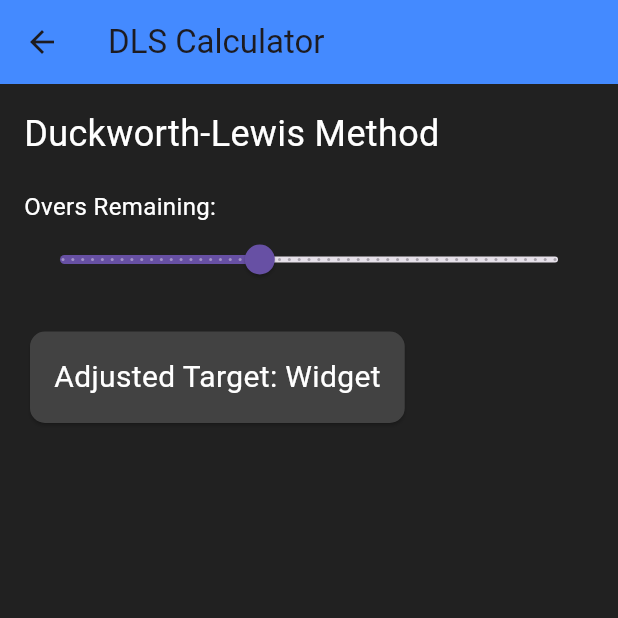
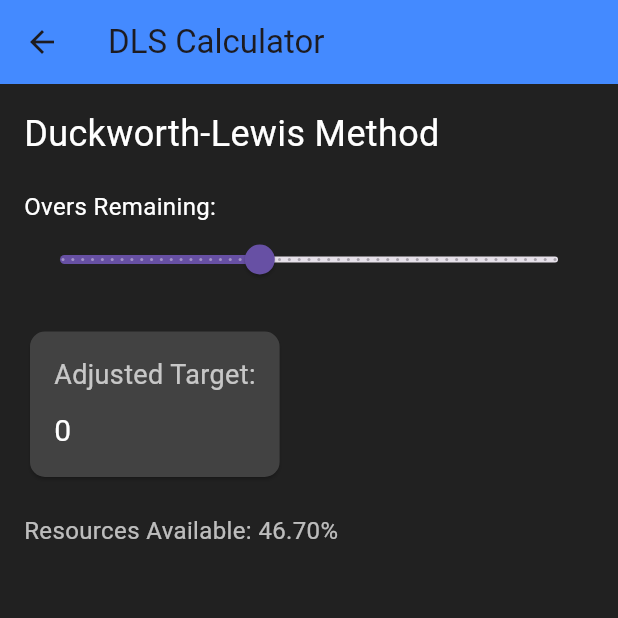
Before and after one commit to waleedahmedja/score247, a Flutter app: the DLSScreen screen opened directly with empty values, on a phone screen of 412 x 824 dp, the top half of it. Run offline on Flutter 3.47's test engine with Material 3 defaults, Android fonts, the phone set to English and light mode, and no system bars.

Commit message:
Update dls_screen.dart

```diff
--- a/lib/screens/dls_screen.dart
+++ b/lib/screens/dls_screen.dart
@@ -1,4 +1,3 @@
-// dls_screen.dart
 import 'package:flutter/material.dart';
 import '../models/dls_calculator.dart';
 
@@ -12,17 +11,36 @@ class DLSScreen extends StatefulWidget {
 }
 
 class _DLSScreenState extends State<DLSScreen> {
-  int oversRemaining = 20;
+  int oversRemaining = 20; // Default value for overs remaining
   double resourcesAvailable = 46.7; // Default resources for 20 overs
+  late int adjustedTarget; // Adjusted target score
+
+  @override
+  void initState() {
+    super.initState();
+    _calculateAdjustedTarget(); // Calculate initial target
+  }
+
+  // Function to calculate the adjusted target
+  void _calculateAdjustedTarget() {
+    try {
+      // Ensure valid inputs for team1Score and oversRemaining
+      if (widget.team1Score < 0 || oversRemaining < 0 || oversRemaining > 50) {
+        throw ArgumentError("Invalid inputs for DLS calculation");
+      }
+
+      resourcesAvailable = DLSCalculator.getResourcePercentage(oversRemaining);
+      adjustedTarget = DLSCalculator.calculateTarget(
+        widget.team1Score,
+        oversRemaining,
+      );
+    } catch (e) {
+      adjustedTarget = 0; // Fallback value for invalid input
+    }
+  }
 
   @override
   Widget build(BuildContext context) {
-    final adjustedTarget = DLSCalculator.calculateTarget(
-      widget.team1Score,
-      oversRemaining,
-      resourcesAvailable,
-    );
-
     return Scaffold(
       appBar: AppBar(
         title: const Text("DLS Calculator"),
@@ -34,13 +52,14 @@ class _DLSScreenState extends State<DLSScreen> {
         child: Column(
           crossAxisAlignment: CrossAxisAlignment.start,
           children: [
+            // Title
             const Text(
               "Duckworth-Lewis Method",
               style: TextStyle(color: Colors.white, fontSize: 24),
             ),
             const SizedBox(height: 20),
 
-            // Input for overs remaining
+            // Overs Remaining Input
             const Text(
               "Overs Remaining:",
               style: TextStyle(color: Colors.white, fontSize: 16),
@@ -54,14 +73,14 @@ class _DLSScreenState extends State<DLSScreen> {
               onChanged: (value) {
                 setState(() {
                   oversRemaining = value.toInt();
-                  resourcesAvailable = DLSCalculator.resourcesTable[oversRemaining] ?? 0.0;
+                  _calculateAdjustedTarget(); // Recalculate target dynamically
                 });
               },
             ),
 
             const SizedBox(height: 20),
 
-            // Display adjusted target
+            // Display Adjusted Target
             Card(
               color: Colors.grey[800],
               shape: RoundedRectangleBorder(
@@ -69,11 +88,29 @@ class _DLSScreenState extends State<DLSScreen> {
               ),
               child: Padding(
                 padding: const EdgeInsets.all(16.0),
-                child: Text(
-                  "Adjusted Target: $adjustedTarget",
-                  style: const TextStyle(color: Colors.white, fontSize: 20),
+                child: Column(
+                  crossAxisAlignment: CrossAxisAlignment.start,
+                  children: [
+                    const Text(
+                      "Adjusted Target:",
+                      style: TextStyle(color: Colors.white70, fontSize: 18),
+                    ),
+                    const SizedBox(height: 10),
+                    Text(
+                      "$adjustedTarget",
+                      style: const TextStyle(color: Colors.white, fontSize: 20),
+                    ),
+                  ],
                 ),
               ),
+            ),
+
+            const SizedBox(height: 20),
+
+            // Additional Information
+            Text(
+              "Resources Available: ${resourcesAvailable.toStringAsFixed(2)}%",
+              style: const TextStyle(color: Colors.white70, fontSize: 16),
             ),
           ],
         ),
```
